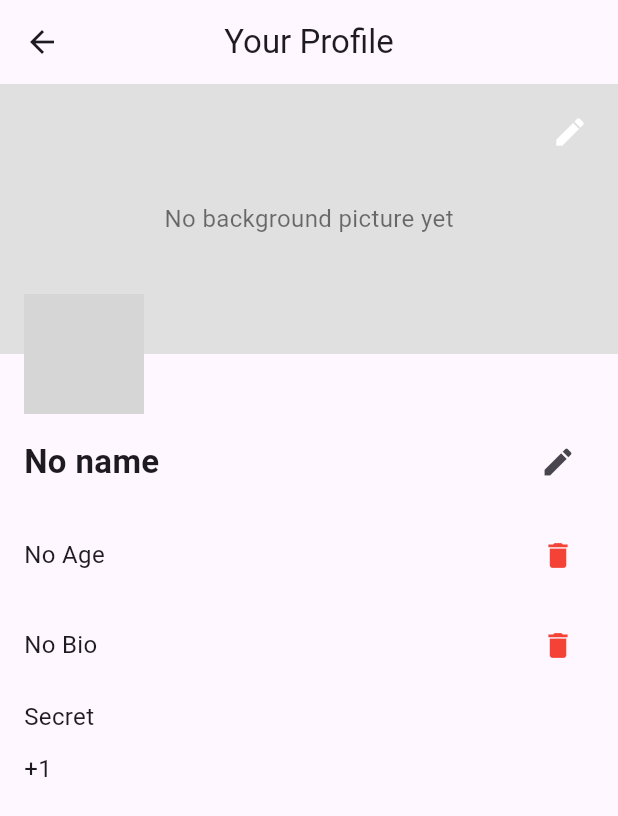
After one commit to mathiasvalhovd/HandicapTracker, a Flutter app: the ProfileScreen screen opened by its route, after a tap on the "delete" icon, on a phone screen of 412 x 824 dp. The commit adds this screen. Shown: the top 816 px of the screen. Run offline on Flutter 3.47's test engine with Material 3 defaults, Android fonts, the phone set to English and light mode, and no system bars; our stand-ins replace cloud_firestore, firebase_auth, firebase_core, google_fonts; accounts and stored records are empty; network calls fail; grey boxes are pictures that could not be loaded.

Commit message:
create profile management

```diff
--- a/my_app/lib/home.dart
+++ b/my_app/lib/home.dart
@@ -39,20 +39,34 @@ class HomeScreen extends StatelessWidget {
                     label: const Text('Add Round'),
                     onPressed: () async {
                       final uid = FirebaseAuth.instance.currentUser!.uid;
-                      final userDoc = await FirebaseFirestore.instance.collection('users').doc(uid).get();
+                      final userDoc = await FirebaseFirestore.instance
+                          .collection('users')
+                          .doc(uid)
+                          .get();
                       final golfApiToken = userDoc.data()?['golfCourseApiToken'];
                       if (golfApiToken == null) {
                         ScaffoldMessenger.of(context).showSnackBar(
-                          const SnackBar(content: Text('GolfCourseAPI token missing. Please activate your account.')),
+                          const SnackBar(
+                              content: Text(
+                                  'GolfCourseAPI token missing. Please activate your account.')),
                         );
                         return;
                       }
                       Navigator.push(
                         context,
                         MaterialPageRoute(
-                          builder: (context) => AddRoundPage(golfApiToken: golfApiToken),
+                          builder: (context) =>
+                              AddRoundPage(golfApiToken: golfApiToken),
                         ),
                       );
+                    },
+                  ),
+                  const SizedBox(height: 24),
+                  ElevatedButton.icon(
+                    icon: const Icon(Icons.person),
+                    label: const Text('Manage Profile'),
+                    onPressed: () {
+                      Navigator.pushNamed(context, 'profile');
                     },
                   ),
                 ],
--- a/my_app/lib/main.dart
+++ b/my_app/lib/main.dart
@@ -1,11 +1,13 @@
 import 'package:flutter/material.dart';
 import 'package:firebase_core/firebase_core.dart';
 import 'firebase_options.dart';
+import 'profile_screen.dart';
 
 import 'home.dart';
 import 'authentication/login.dart';
 import 'authentication/register.dart';
-import 'authentication/enter_api_key_screen.dart'; // <--- Add this import!
+import 'authentication/enter_api_key_screen.dart';
+// <--- Add this import!
 
 void main() async {
   WidgetsFlutterBinding.ensureInitialized();
@@ -30,7 +32,8 @@ class MyApp extends StatelessWidget {
         'login': (context) => const LoginScreen(),
         'register': (context) => const RegisterScreen(),
         'home': (context) => const HomeScreen(),
-        'enter_api_key': (context) => const EnterApiKeyScreen()
+        'enter_api_key': (context) => const EnterApiKeyScreen(),
+        'profile': (context) => const ProfileScreen(),
       },
     );
   }
--- /dev/null
+++ b/my_app/lib/profile_screen.dart
@@ -0,0 +1,382 @@
+import 'package:cloud_firestore/cloud_firestore.dart';
+import 'package:firebase_auth/firebase_auth.dart';
+import 'package:flutter/material.dart';
+
+class ProfileScreen extends StatefulWidget {
+  const ProfileScreen({super.key});
+
+  @override
+  State<ProfileScreen> createState() => _ProfileScreenState();
+}
+
+class _ProfileScreenState extends State<ProfileScreen> {
+  final _auth = FirebaseAuth.instance;
+  final _firestore = FirebaseFirestore.instance;
+
+  bool _isEditing = false;
+  bool _loading = false;
+
+  final _nameController = TextEditingController();
+  final _ageController = TextEditingController();
+  final _bioController = TextEditingController();
+  final _photoController = TextEditingController();
+  final _bgPhotoController = TextEditingController();
+  final _phoneController = TextEditingController();
+
+  String _selectedPronoun = 'Secret';
+  String _selectedCountryCode = '+1';
+
+  @override
+  void initState() {
+    super.initState();
+    _loadProfile();
+  }
+
+  Future<void> _loadProfile() async {
+    setState(() => _loading = true);
+    try {
+      final uid = _auth.currentUser!.uid;
+      final doc = await _firestore.collection('users').doc(uid).get();
+      final data = doc.data();
+
+      _nameController.text = data?['name'] ?? '';
+      _ageController.text = data?['age']?.toString() ?? '';
+      _bioController.text = data?['bio'] ?? '';
+      _photoController.text = data?['photoUrl'] ?? '';
+      _bgPhotoController.text = data?['backgroundUrl'] ?? '';
+      _selectedPronoun = data?['pronouns'] ?? 'Secret';
+      _phoneController.text = data?['phone'] ?? '';
+
+      // Extract country code if phone starts with it
+      if (_phoneController.text.startsWith('+')) {
+        final parts = _phoneController.text.split(' ');
+        if (parts.length > 1) {
+          _selectedCountryCode = parts[0];
+          _phoneController.text = parts.sublist(1).join(' ');
+        }
+      }
+    } catch (e) {
+      ScaffoldMessenger.of(context)
+          .showSnackBar(SnackBar(content: Text('Failed to load profile: $e')));
+    } finally {
+      setState(() => _loading = false);
+    }
+  }
+
+  Future<void> _saveProfile() async {
+    setState(() => _loading = true);
+    try {
+      final uid = _auth.currentUser!.uid;
+      String fullPhone =
+          '${_selectedCountryCode.trim()} ${_phoneController.text.trim()}';
+      await _firestore.collection('users').doc(uid).set({
+        'name': _nameController.text.trim(),
+        'age': int.tryParse(_ageController.text.trim()),
+        'bio': _bioController.text.trim(),
+        'photoUrl': _photoController.text.trim(),
+        'backgroundUrl': _bgPhotoController.text.trim(),
+        'pronouns': _selectedPronoun,
+        'phone': fullPhone,
+      }, SetOptions(merge: true));
+      setState(() => _isEditing = false);
+      ScaffoldMessenger.of(context)
+          .showSnackBar(const SnackBar(content: Text('Profile updated')));
+    } catch (e) {
+      ScaffoldMessenger.of(context)
+          .showSnackBar(SnackBar(content: Text('Failed to save profile: $e')));
+    } finally {
+      setState(() => _loading = false);
+    }
+  }
+
+  Future<void> _deleteField(String field) async {
+    setState(() => _loading = true);
+    try {
+      final uid = _auth.currentUser!.uid;
+      await _firestore.collection('users').doc(uid).update({
+        field: FieldValue.delete(),
+      });
+      await _loadProfile();
+    } catch (e) {
+      ScaffoldMessenger.of(context)
+          .showSnackBar(SnackBar(content: Text('Failed to delete $field: $e')));
+    } finally {
+      setState(() => _loading = false);
+    }
+  }
+
+  void _showImageEditDialog(
+      String title, TextEditingController controller, String firestoreField) {
+    final tempController = TextEditingController(text: controller.text);
+    showDialog(
+      context: context,
+      builder: (ctx) {
+        return AlertDialog(
+          title: Text('$title Edit'),
+          content: TextField(
+            controller: tempController,
+            decoration: InputDecoration(
+              labelText: '$title URL',
+            ),
+          ),
+          actions: [
+            TextButton(
+                onPressed: () async {
+                  Navigator.of(ctx).pop();
+                  // Delete image URL field
+                  await _deleteField(firestoreField);
+                  setState(() {
+                    controller.text = '';
+                  });
+                },
+                child: const Text(
+                  'Delete',
+                  style: TextStyle(color: Colors.red),
+                )),
+            TextButton(
+              onPressed: () {
+                Navigator.of(ctx).pop();
+                setState(() {
+                  controller.text = tempController.text.trim();
+                });
+              },
+              child: const Text('Edit'),
+            ),
+          ],
+        );
+      },
+    );
+  }
+
+  Widget _buildReadRow(String label, String value, {VoidCallback? onDelete}) {
+    return Padding(
+      padding: const EdgeInsets.symmetric(vertical: 6),
+      child: Row(
+        children: [
+          Expanded(
+            child: Text(
+              value.isEmpty ? 'No $label' : value,
+              style: const TextStyle(fontSize: 16),
+            ),
+          ),
+          if (onDelete != null)
+            IconButton(
+              onPressed: onDelete,
+              icon: const Icon(
+                Icons.delete,
+                color: Colors.red,
+                size: 22,
+              ),
+            ),
+        ],
+      ),
+    );
+  }
+
+  Widget _buildTextField(String label, TextEditingController controller,
+      {TextInputType keyboardType = TextInputType.text, int maxLines = 1}) {
+    return Padding(
+      padding: const EdgeInsets.symmetric(vertical: 8),
+      child: TextField(
+        controller: controller,
+        keyboardType: keyboardType,
+        maxLines: maxLines,
+        decoration: InputDecoration(
+          labelText: label,
+          border: OutlineInputBorder(borderRadius: BorderRadius.circular(12)),
+        ),
+      ),
+    );
+  }
+
+  @override
+  Widget build(BuildContext context) {
+    final user = _auth.currentUser;
+    final profileUrl = _photoController.text.isNotEmpty
+        ? _photoController.text
+        : user?.photoURL ??
+        'https://www.gravatar.com/avatar/placeholder?d=mp';
+
+    return Scaffold(
+      appBar: AppBar(
+        title: const Text('Your Profile'),
+        centerTitle: true,
+      ),
+      body: _loading
+          ? const Center(child: CircularProgressIndicator())
+          : Column(
+        children: [
+          Expanded(
+            child: SingleChildScrollView(
+              padding: const EdgeInsets.only(bottom: 16),
+              child: Column(
+                children: [
+                  // Background and profile pic stack
+                  Stack(
+                    clipBehavior: Clip.none,
+                    children: [
+                      _bgPhotoController.text.isNotEmpty
+                          ? Image.network(
+                        _bgPhotoController.text,
+                        width: double.infinity,
+                        height: 180,
+                        fit: BoxFit.cover,
+                      )
+                          : Container(
+                        width: double.infinity,
+                        height: 180,
+                        color: Colors.grey[300],
+                        alignment: Alignment.center,
+                        child: const Text(
+                          'No background picture yet',
+                          style: TextStyle(
+                              color: Colors.black54, fontSize: 16),
+                        ),
+                      ),
+                      Positioned(
+                        right: 8,
+                        top: 8,
+                        child: IconButton(
+                          icon: const Icon(Icons.edit, color: Colors.white),
+                          onPressed: () => _showImageEditDialog(
+                              'Background Image',
+                              _bgPhotoController,
+                              'backgroundUrl'),
+                        ),
+                      ),
+                      Positioned(
+                        bottom: -40,
+                        left: 16,
+                        child: Stack(
+                          alignment: Alignment.bottomRight,
+                          children: [
+                            CircleAvatar(
+                              radius: 40,
+                              backgroundImage: NetworkImage(profileUrl),
+                            ),
+                            IconButton(
+                              icon: const Icon(Icons.edit, color: Colors.white),
+                              onPressed: () => _showImageEditDialog(
+                                  'Profile Picture',
+                                  _photoController,
+                                  'photoUrl'),
+                            ),
+                          ],
+                        ),
+                      ),
+                    ],
+                  ),
+                  const SizedBox(height: 48),
+                  Padding(
+                    padding: const EdgeInsets.symmetric(horizontal: 16),
+                    child: Column(
+                      children: [
+                        Row(
+                          children: [
+                            Expanded(
+                              child: Text(
+                                _nameController.text.isNotEmpty
+                                    ? _nameController.text
+                                    : 'No name',
+                                style: const TextStyle(
+                                    fontSize: 22,
+                                    fontWeight: FontWeight.bold),
+                              ),
+                            ),
+                            IconButton(
+                              onPressed: () =>
+                                  setState(() => _isEditing = !_isEditing),
+                              icon: Icon(
+                                _isEditing ? Icons.close : Icons.edit,
+                              ),
+                            ),
+                          ],
+                        ),
+                        const SizedBox(height: 8),
+                        if (_isEditing) ...[
+                          _buildTextField('Name', _nameController),
+                          _buildTextField('Photo URL', _photoController),
+                          _buildTextField('Background URL', _bgPhotoController),
+                          _buildTextField('Age', _ageController,
+                              keyboardType: TextInputType.number),
+                          _buildTextField('Bio', _bioController, maxLines: 3),
+                          DropdownButtonFormField<String>(
+                            value: _selectedPronoun,
+                            items: const [
+                              DropdownMenuItem(value: 'He', child: Text('He')),
+                              DropdownMenuItem(value: 'She', child: Text('She')),
+                              DropdownMenuItem(
+                                  value: 'Secret', child: Text('Secret')),
+                            ],
+                            onChanged: (val) {
+                              if (val != null) {
+                                setState(() => _selectedPronoun = val);
+                              }
+                            },
+                            decoration:
+                            const InputDecoration(labelText: 'Pronouns'),
+                          ),
+                          const SizedBox(height: 8),
+                          Row(
+                            children: [
+                              SizedBox(
+                                width: 80,
+                                child: DropdownButtonFormField<String>(
+                                  value: _selectedCountryCode,
+                                  items: const [
+                                    DropdownMenuItem(
+                                        value: '+1', child: Text('+1')),
+                                    DropdownMenuItem(
+                                        value: '+62', child: Text('+62')),
+                                    DropdownMenuItem(
+                                        value: '+91', child: Text('+91')),
+                                  ],
+                                  onChanged: (val) {
+                                    if (val != null) {
+                                      setState(() => _selectedCountryCode = val);
+                                    }
+                                  },
+                                  decoration:
+                                  const InputDecoration(labelText: 'Code'),
+                                ),
+                              ),
+                              const SizedBox(width: 8),
+                              Expanded(
+                                child: _buildTextField(
+                                  'Phone Number',
+                                  _phoneController,
+                                  keyboardType: TextInputType.phone,
+                                ),
+                              ),
+                            ],
+                          ),
+                        ] else ...[
+                          _buildReadRow('Age', _ageController.text,
+                              onDelete: () => _deleteField('age')),
+                          _buildReadRow('Bio', _bioController.text,
+                              onDelete: () => _deleteField('bio')),
+                          _buildReadRow('Pronouns', _selectedPronoun),
+                          _buildReadRow('Phone',
+                              '${_selectedCountryCode} ${_phoneController.text}'),
+                        ],
+                      ],
+                    ),
+                  ),
+                ],
+              ),
+            ),
+          ),
+          if (_isEditing)
+            Padding(
+              padding:
+              const EdgeInsets.symmetric(horizontal: 16, vertical: 8),
+              child: ElevatedButton(
+                onPressed: _saveProfile,
+                child: const Text('Save Profile'),
+              ),
+            ),
+        ],
+      ),
+    );
+  }
+}
```
